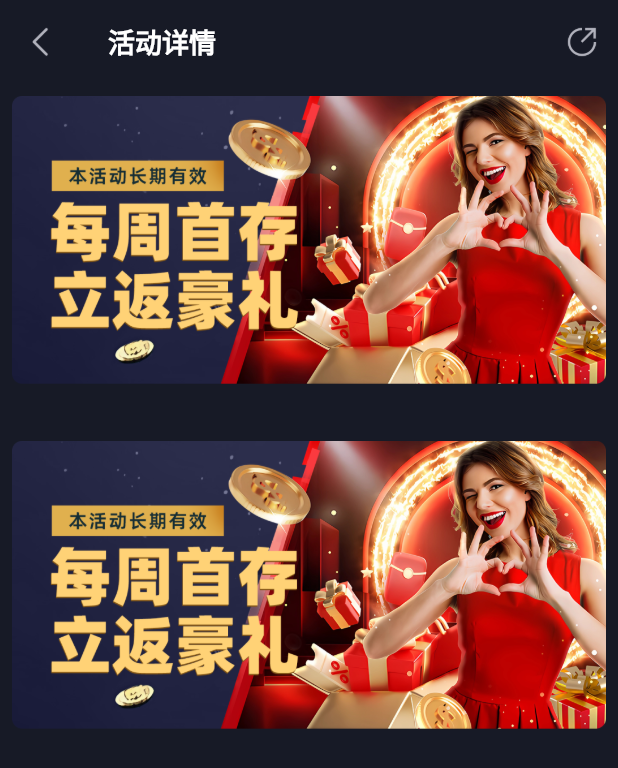
After one commit to M78Code/flutter_kk_guoji, a Flutter app: the ActivityDetailPage screen opened by its route, on a phone screen of 412 x 824 dp. The commit adds this screen. Shown: the top 768 px of the screen. Run offline on Flutter 3.47's test engine with Material 3 defaults, Android fonts, the light colour scheme and no system bars; our stand-ins replace card_swiper, date_format, device_info_plus, dio, flutter_screenutil, fluttertoast and 5 more; missing offline and left inert: dart:ffi; accounts and stored records are empty; network calls fail; project files that could hold a hidden picture were left out.

Commit message:
活动详情页 - UI

```diff
--- a/lib/main.dart
+++ b/lib/main.dart
@@ -4,7 +4,6 @@ import 'package:flutter_screenutil/flutter_screenutil.dart';
 import 'package:get/get.dart';
 import 'package:kkguoji/pages/account/login/view.dart';
 import 'package:kkguoji/pages/account/register/view.dart';
-import 'package:kkguoji/pages/activity/activity_page.dart';
 
 import 'package:kkguoji/pages/home/binding/bindings.dart';
 import 'package:kkguoji/pages/home/view/home_page.dart';
--- /dev/null
+++ b/lib/pages/activity/detail/binding.dart
@@ -0,0 +1,12 @@
+import 'package:get/get.dart';
+import 'package:kkguoji/pages/activity/list/activity_logic.dart';
+
+import 'logic.dart';
+
+class ActivityDetailBinding extends Bindings {
+  @override
+  void dependencies() {
+    // TODO: implement dependencies
+    Get.lazyPut(() => ActivityDetailLogic());
+  }
+}
--- /dev/null
+++ b/lib/pages/activity/detail/logic.dart
@@ -0,0 +1,5 @@
+import 'package:get/get.dart';
+
+class ActivityDetailLogic extends GetxController {
+
+}
--- /dev/null
+++ b/lib/pages/activity/detail/view.dart
@@ -0,0 +1,75 @@
+import 'package:flutter/material.dart';
+import 'package:flutter_screenutil/flutter_screenutil.dart';
+import 'package:get/get.dart';
+import 'package:kkguoji/common/extension/index.dart';
+import 'package:kkguoji/generated/assets.dart';
+
+import 'logic.dart';
+
+class ActivityDetailPage extends StatelessWidget {
+  ActivityDetailPage({Key? key}) : super(key: key);
+
+  final logic = Get.put(ActivityDetailLogic());
+
+  @override
+  Widget build(BuildContext context) {
+    return _buildView();
+  }
+  Widget _buildView() {
+    return Scaffold(
+      appBar: AppBar(
+        title: Text('活动详情'),
+        leading:  IconButton(
+          icon: Image.asset(
+            Assets.systemIconBack,
+            width: 20.w,
+            height: 20.w),
+          onPressed: () {
+              Get.back();
+          },
+        ),
+        actions: [
+          IconButton(
+            icon: Image.asset(
+                Assets.systemIconShare,
+                width: 20.w,
+                height: 20.w),
+            onPressed: () {
+
+            },
+          ),
+        ],
+      ),
+      body: Column(
+        crossAxisAlignment: CrossAxisAlignment.stretch,
+        children: [
+          Expanded(
+            child: Column(
+              children: [
+                SizedBox(
+                  child: Container(
+                    padding: EdgeInsets.all(8.0),
+                    child: Image.asset(
+                      Assets.activityActivityDetail,
+                      fit: BoxFit.cover,
+                    ),
+                  ),
+                ),
+                SizedBox( height: 20.w),
+                SizedBox(
+                  child: Container(
+                    padding: EdgeInsets.all(8.0),
+                    child: Image.asset(
+                      Assets.activityActivityDetail,
+                      fit: BoxFit.cover,
+                    ),
+                  ),
+                ),
+              ],
+            ),
+          ),
+        ],
+      ),
+    );
+  }
+}
--- a/lib/pages/activity/activity_binding.dart
+++ b/lib/pages/activity/list/activity_binding.dart
@@ -1,5 +1,5 @@
 import 'package:get/get.dart';
-import 'package:kkguoji/pages/activity/activity_logic.dart';
+import 'package:kkguoji/pages/activity/list/activity_logic.dart';
 
 class ActivityBinding extends Bindings {
   @override
--- a/lib/pages/main/view/main_page.dart
+++ b/lib/pages/main/view/main_page.dart
@@ -3,7 +3,7 @@ import 'package:kkguoji/pages/games/games_page.dart';
 import 'package:get/get.dart';
 import 'package:kkguoji/pages/main/logic/main_logic.dart';
 
-import '../../activity/activity_page.dart';
+import '../../activity/list/activity_page.dart';
 import '../../home/view/home_page.dart';
 import '../../mine_page.dart';
 import '../../rechange_page.dart';
--- a/lib/routes/routes.dart
+++ b/lib/routes/routes.dart
@@ -2,12 +2,13 @@
 import 'package:get/get.dart';
 import 'package:kkguoji/pages/account/login/view.dart';
 import 'package:kkguoji/pages/account/register/view.dart';
-import 'package:kkguoji/pages/activity/activity_logic.dart';
-import 'package:kkguoji/pages/activity/activity_page.dart';
 import 'package:kkguoji/pages/home/binding/bindings.dart';
 import 'package:kkguoji/pages/home/view/home_page.dart';
 
-import '../pages/activity/activity_binding.dart';
+import '../pages/activity/detail/binding.dart';
+import '../pages/activity/detail/view.dart';
+import '../pages/activity/list/activity_binding.dart';
+import '../pages/activity/list/activity_page.dart';
 
 abstract class Routes {
 
@@ -15,12 +16,14 @@ abstract class Routes {
   static const String registerPage = '/register';
   static const String homePage = '/home';
   static const String activity = '/activity';
+  static const String activityDetail = "/activityDetail";
 
   static final List<GetPage> routePage = [
 
     GetPage(name: loginPage, page: ()=> const KKLoginPage()),
     GetPage(name: registerPage, page: ()=> const KKRegisterPage()),
     GetPage(name: homePage, page: ()=> KKHomePage(), binding: HomeBinding()),
-    GetPage(name: activity, page: ()=> ActivityPage(), binding: ActivityBinding())
+    GetPage(name: activity, page: ()=> ActivityPage(), binding: ActivityBinding()),
+    GetPage(name: activityDetail, page: () => ActivityDetailPage(), binding: ActivityDetailBinding()),
   ];
 }
--- a/pubspec.yaml
+++ b/pubspec.yaml
@@ -76,6 +76,8 @@ flutter:
   assets:
     - assets/images/
     - assets/images/games/
+    - assets/images/activity/
+    - assets/images/system/
   # An image asset can refer to one or more resolution-specific "variants", see
   # https://flutter.dev/assets-and-images/#resolution-aware
 
```
Also changed, not shown: lib/pages/activity/detail/demo.dart (added, +71 -0 lines), lib/pages/activity/list/activity_logic.dart (renamed from lib/pages/activity/activity_logic.dart, +12 -11 lines), lib/pages/activity/list/activity_page.dart (renamed from lib/pages/activity/activity_page.dart, +7 -5 lines), assets/images/activity/activity.png (renamed from assets/images/activity.png), assets/images/activity/activity_detail.png (added), assets/images/system/icon_back.png (added), assets/images/system/icon_share.png (added), lib/generated/assets.dart, lib/pages/activity/list/activity_model.dart (renamed from lib/pages/activity/activity_model.dart), lib/pages/activity/list/widgets/item_widget.dart (renamed from lib/pages/activity/widgets/item_widget.dart).
